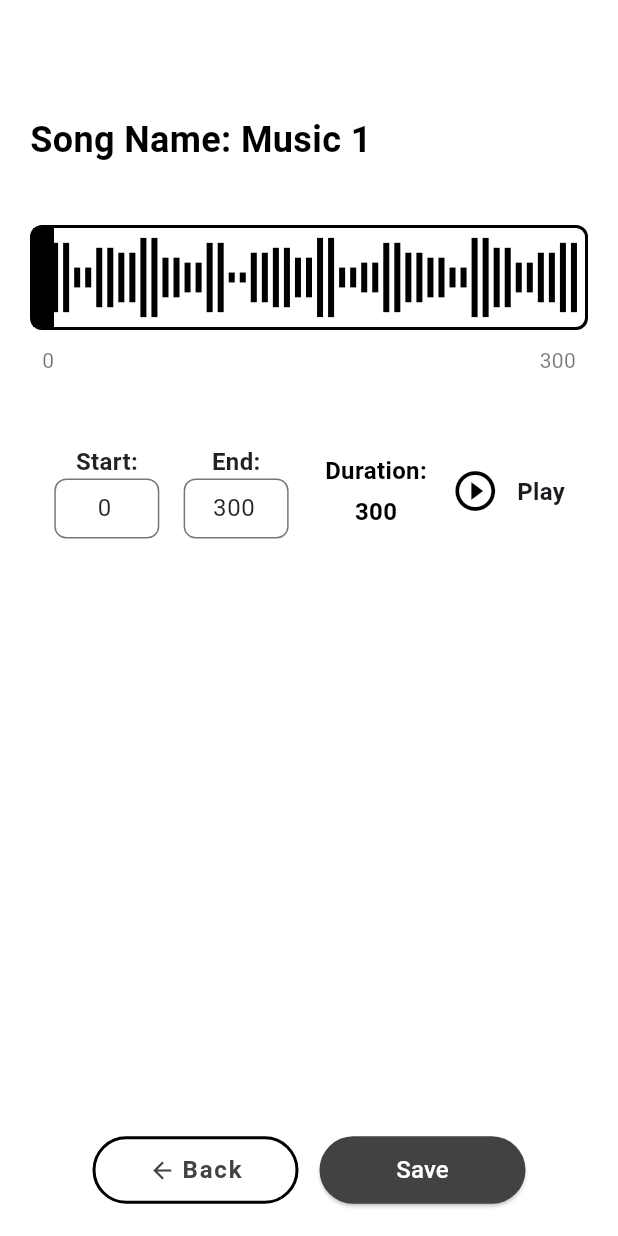
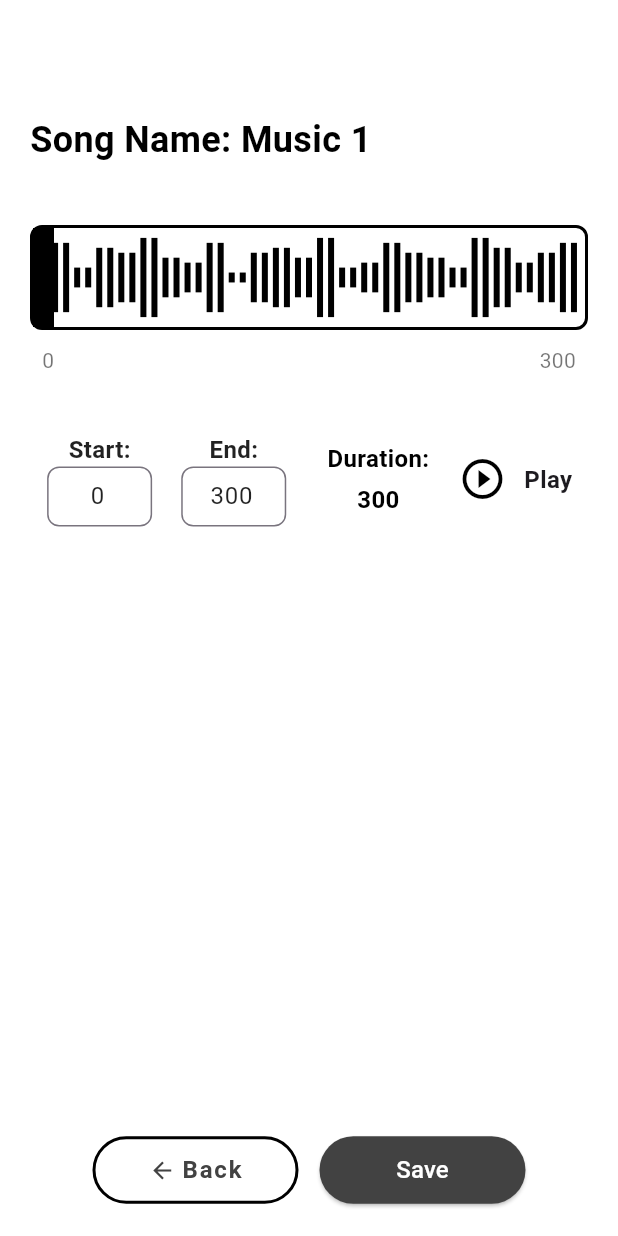
Before and after one commit to Amanbig/template, a Flutter app: the AudioCropperPage screen opened directly, on a phone screen of 412 x 824 dp. Run offline on Flutter 3.47's test engine with Material 3 defaults, Android fonts, the light colour scheme and no system bars; our stand-ins replace audioplayers, file_picker, flutter_riverpod; Roboto replaces fonts that are missing (Times New Roman).

Commit message:
Removed padding from time controls

```diff
--- a/lib/pages/crop_page.dart
+++ b/lib/pages/crop_page.dart
@@ -436,9 +436,7 @@ class _AudioCropperPageState extends ConsumerState<AudioCropperPage> {
   }
 
   Widget _buildTimeControls() {
-    return Padding(
-      padding: const EdgeInsets.all(8.0),
-      child: LayoutBuilder(
+    return LayoutBuilder(
       builder: (context, constraints) {
         final isSmallScreen = constraints.maxWidth < 300;
 
@@ -483,7 +481,6 @@ class _AudioCropperPageState extends ConsumerState<AudioCropperPage> {
           ],
         );
       },
-      ),
     );
   }
 }
```
Lines whose indentation alone changed are shown as unchanged.
